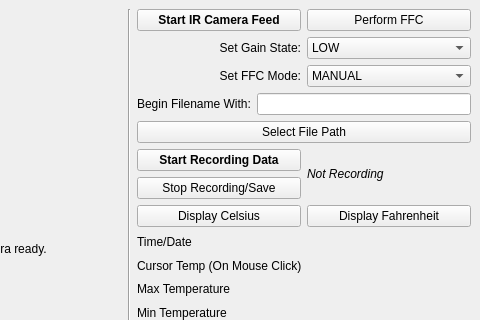
Old version of the form ui_software/Record_IR/ir_v10.ui in the repository groupgets/purethermal1-uvc-capture; both pictures show x 527 to 1007 and y 0 to 320 of the 1007 by 686 pixel window.
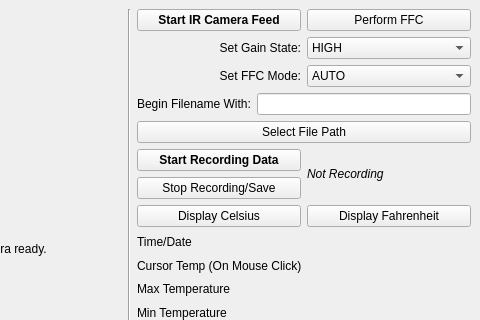
New version of the form.

Patch:
```diff
--- a/ui_software/Record_IR/ir_v10.ui
+++ b/ui_software/Record_IR/ir_v10.ui
@@ -90,11 +90,6 @@
           <property name="enabled">
            <bool>true</bool>
           </property>
-          <item>
-           <property name="text">
-            <string>LOW</string>
-           </property>
-          </item>
           <item>
            <property name="text">
             <string>HIGH</string>
@@ -126,6 +121,11 @@
           <property name="enabled">
            <bool>true</bool>
           </property>
+          <item>
+           <property name="text">
+            <string>AUTO</string>
+           </property>
+          </item>
           <item>
            <property name="text">
             <string>MANUAL</string>
```
Left out of the diff: 10 changed lines with no effect on the pictures.
